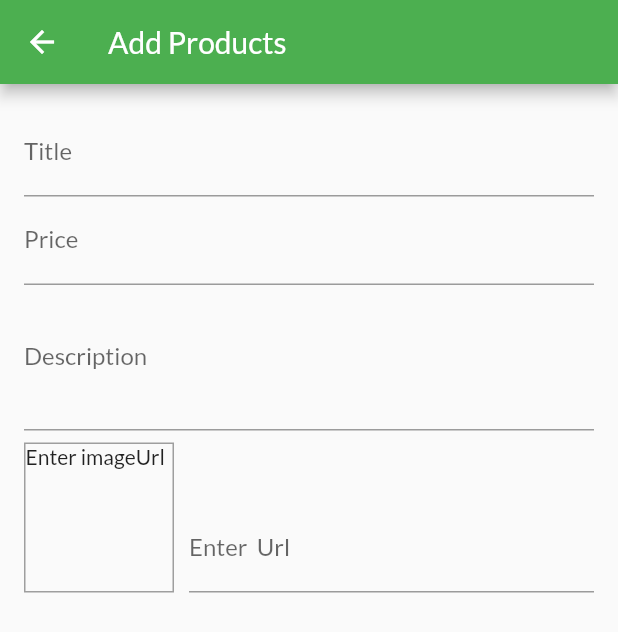
After one commit to fufex3934/state-management-flutter, a Flutter app: the EditProductScreen screen opened by its route, on a phone screen of 412 x 824 dp. The commit adds this screen. Shown: the top 632 px of the screen. Run offline on Flutter 3.47's test engine with Material 2 defaults, Android fonts, the phone set to English and light mode, and no system bars; our stand-ins replace cached_network_image; network calls fail.

Commit message:
third commit

```diff
--- a/lib/main.dart
+++ b/lib/main.dart
@@ -1,6 +1,8 @@
 import 'package:flutter/material.dart';
 import 'package:provider/provider.dart';
 import 'package:shapp/screens/orders_screen.dart';
+import 'package:shapp/screens/user_products_screen.dart';
+import 'package:shapp/widgets/edit_product_screen.dart';
 import '../providers/orders.dart';
 import '../screens/cart_screen.dart';
 
@@ -42,7 +44,9 @@ class MyApp extends StatelessWidget {
           routes: {
             ProductDetailScreen.routeName: (ctx) => const ProductDetailScreen(),
             CartScreen.routName:(ctx)=>const CartScreen(),
-            OrdersScreen.routName:(ctx)=>const OrdersScreen()
+            OrdersScreen.routName:(ctx)=>const OrdersScreen(),
+            UserProductsScreen.routName:(ctx)=>const UserProductsScreen(),
+            EditProductScreen.routName:(ctx)=>const EditProductScreen()
           }),
     );
   }
--- a/lib/providers/orders.dart
+++ b/lib/providers/orders.dart
@@ -2,7 +2,6 @@
 import 'package:flutter/cupertino.dart';
 import 'package:shapp/providers/cart.dart';
 
-import '../widgets/cart_item.dart';
 
 class OrderItem  {
   final String id;
--- a/lib/screens/cart_screen.dart
+++ b/lib/screens/cart_screen.dart
@@ -2,7 +2,7 @@ import 'package:flutter/material.dart';
 import 'package:provider/provider.dart';
 import '../providers/cart.dart' show Cart;
 import '../providers/orders.dart';
-import 'package:shapp/widgets/cart_item.dart' as CartItemWidget;
+import '../widgets/cart_item.dart' as CartItemWidget;
 
 
 class CartScreen extends StatelessWidget {
--- /dev/null
+++ b/lib/widgets/edit_product_screen.dart
@@ -0,0 +1,99 @@
+import 'package:flutter/material.dart';
+import 'package:cached_network_image/cached_network_image.dart';
+class EditProductScreen extends StatefulWidget {
+  static const routName = "edit-product";
+  const EditProductScreen({Key? key}) : super(key: key);
+
+  @override
+  State<EditProductScreen> createState() => _EditProductScreenState();
+}
+
+class _EditProductScreenState extends State<EditProductScreen> {
+  final _priceFocusNode = FocusNode();
+  final _descriptionFocusNode = FocusNode();
+  final _imageUrlController = TextEditingController();
+
+  @override
+  void dispose() {
+    _priceFocusNode.dispose();
+    _descriptionFocusNode.dispose();
+    _imageUrlController.dispose();
+    super.dispose();
+  }
+  @override
+  Widget build(BuildContext context) {
+    return Scaffold(
+      appBar: AppBar(
+        title: const Text('Add Products'),
+      ),
+      body: Padding(
+        padding: const EdgeInsets.all(16.0),
+        child: Form(
+          child: ListView(
+            children: [
+              TextFormField(
+                decoration: const InputDecoration(
+                  label: Text('Title'),
+                ),
+                textInputAction: TextInputAction.next,
+                onFieldSubmitted: (_){
+                  FocusScope.of(context).requestFocus(_priceFocusNode);
+                },
+              ),
+              TextFormField(
+                decoration: const InputDecoration(
+                  label: Text('Price'),
+                ),
+                textInputAction: TextInputAction.next,
+                keyboardType: TextInputType.number,
+                focusNode: _priceFocusNode,
+                onFieldSubmitted: (_){
+                  FocusScope.of(context).requestFocus(_descriptionFocusNode);
+                },
+              ),
+              TextFormField(
+                decoration: const InputDecoration(
+                  label: Text('Description'),
+                ),
+                maxLines: 3,
+                focusNode: _descriptionFocusNode,
+                keyboardType: TextInputType.multiline,
+              ),
+              Row(
+                crossAxisAlignment: CrossAxisAlignment.end,
+                children: [
+                  Container(
+                    margin: const EdgeInsets.only(top: 8,right: 10),
+                    decoration: BoxDecoration(
+                      border: Border.all(color: Colors.grey,width: 1)
+                    ),
+                    width: 100,
+                    height: 100,
+                    child: _imageUrlController.text.isEmpty ? const Text("Enter imageUrl"):
+                    FittedBox(
+                      fit: BoxFit.cover,
+                      child: CachedNetworkImage(
+                        imageUrl: _imageUrlController.text,
+                      ) ,
+                    ),
+
+                  ),
+                  Expanded(
+                    child: TextFormField(
+                      decoration: const InputDecoration(
+                        label: Text("Enter  Url")
+                      ),
+                      keyboardType: TextInputType.url,
+                      textInputAction: TextInputAction.done,
+                      controller: _imageUrlController,
+                    ),
+                  )
+                ],
+              )
+            ],
+          ),
+        ),
+      ),
+    );
+  }
+}
```
Also changed, not shown: lib/providers/cart.dart (+23 -5 lines), lib/screens/user_products_screen.dart (added, +52 -0 lines), lib/widgets/app_drawer.dart (+11 -0 lines), lib/widgets/cart_item.dart (+25 -0 lines), lib/widgets/product_item.dart (+15 -0 lines), lib/widgets/user_product_item.dart (added, +46 -0 lines).
